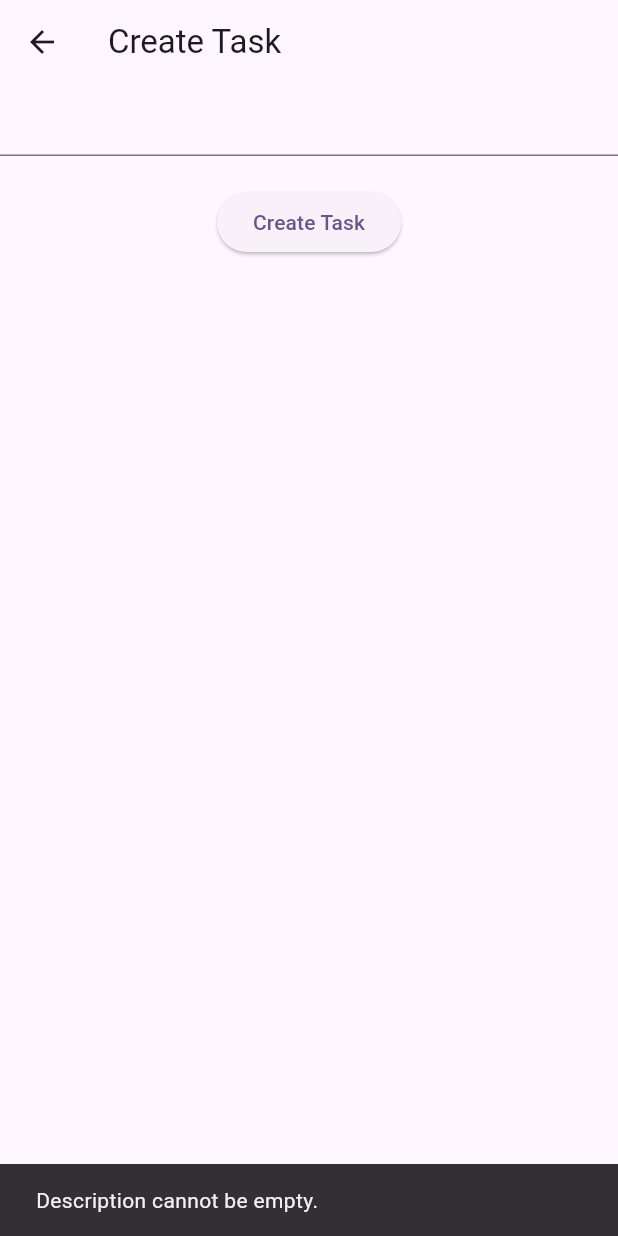
After one commit to MuhammadAliKust/Ihtesham-API, a Flutter app: the CreateTaskView screen opened directly, after a tap on "Create Task", on a phone screen of 412 x 824 dp. The commit adds this screen. Run offline on Flutter 3.47's test engine with Material 3 defaults, Android fonts, the phone set to English and light mode, and no system bars.

Commit message:
Create Task, Get All Task Done

```diff
--- a/lib/main.dart
+++ b/lib/main.dart
@@ -1,8 +1,12 @@
 import 'package:flutter/material.dart';
+import 'package:ihtesham_project/provider/token.dart';
 import 'package:ihtesham_project/views/login.dart';
+import 'package:provider/provider.dart';
 
 void main() {
-  runApp(const MyApp());
+  runApp(MultiProvider(
+      providers: [ChangeNotifierProvider(create: (context) => TokenProvider())],
+      child: const MyApp()));
 }
 
 class MyApp extends StatelessWidget {
--- /dev/null
+++ b/lib/provider/token.dart
@@ -0,0 +1,12 @@
+import 'package:flutter/widgets.dart';
+
+class TokenProvider extends ChangeNotifier {
+  String _token = "";
+
+  void setToken(String val) {
+    _token = val;
+    notifyListeners();
+  }
+
+  String getToken() => _token;
+}
--- a/lib/services/task.dart
+++ b/lib/services/task.dart
@@ -1,11 +1,12 @@
 import 'dart:convert';
+import 'dart:developer';
 
 import 'package:ihtesham_project/models/task.dart';
 import 'package:http/http.dart' as http;
 import 'package:ihtesham_project/models/task_listing.dart';
 
 class TaskServices {
-  String baseURL = "";
+  String baseURL = "https://todo-nu-plum-19.vercel.app";
 
   ///Create Task
   Future<TaskModel> crateTask(
@@ -30,13 +31,15 @@ class TaskServices {
     try {
       http.Response response = await http.get(Uri.parse('$baseURL/todos/get'),
           headers: {'Authorization': token});
-
+      log(response.statusCode.toString());
       if (response.statusCode == 200 || response.statusCode == 201) {
+        log(response.body.toString());
         return TaskListingModel.fromJson(jsonDecode(response.body));
       } else {
         throw response.reasonPhrase.toString();
       }
     } catch (e) {
+
       throw e.toString();
     }
   }
--- /dev/null
+++ b/lib/views/create_task.dart
@@ -0,0 +1,82 @@
+import 'package:flutter/material.dart';
+import 'package:ihtesham_project/provider/token.dart';
+import 'package:ihtesham_project/services/task.dart';
+import 'package:ihtesham_project/views/get_all_task.dart';
+import 'package:provider/provider.dart';
+
+class CreateTaskView extends StatefulWidget {
+  const CreateTaskView({super.key});
+
+  @override
+  State<CreateTaskView> createState() => _CreateTaskViewState();
+}
+
+class _CreateTaskViewState extends State<CreateTaskView> {
+  TextEditingController descriptionController = TextEditingController();
+  bool isLoading = false;
+
+  @override
+  Widget build(BuildContext context) {
+    var tokenProvider = Provider.of<TokenProvider>(context);
+    return Scaffold(
+      appBar: AppBar(
+        title: Text("Create Task"),
+      ),
+      body: Column(
+        children: [
+          TextField(
+            controller: descriptionController,
+          ),
+          SizedBox(
+            height: 20,
+          ),
+          isLoading
+              ? Center(
+                  child: CircularProgressIndicator(),
+                )
+              : ElevatedButton(
+                  onPressed: () async {
+                    if (descriptionController.text.isEmpty) {
+                      ScaffoldMessenger.of(context).showSnackBar(SnackBar(
+                          content: Text("Description cannot be empty.")));
+                      return;
+                    }
+                    isLoading = true;
+                    setState(() {});
+                    try {
+                      await TaskServices()
+                          .crateTask(
+                              token: tokenProvider.getToken(),
+                              description: descriptionController.text)
+                          .then((val) {
+                        isLoading = false;
+                        setState(() {});
+                        showDialog(
+                            context: context,
+                            builder: (context) {
+                              return AlertDialog(
+                                title: Text("Message"),
+                                content:
+                                    Text("Task has been created successfully"),
+                                actions: [
+                                  TextButton(
+                                      onPressed: () {
+                                        Navigator.push(context, MaterialPageRoute(builder: (context)=>GetAllTaskView()));
+                                      }, child: Text("Okay"))
+                                ],
+                              );
+                            });
+                      });
+                    } catch (e) {
+                      isLoading = false;
+                      setState(() {});
+                      ScaffoldMessenger.of(context)
+                          .showSnackBar(SnackBar(content: Text(e.toString())));
+                    }
+                  },
+                  child: Text("Create Task"))
+        ],
+      ),
+    );
+  }
+}
--- a/pubspec.yaml
+++ b/pubspec.yaml
@@ -35,6 +35,7 @@ dependencies:
   # Use with the CupertinoIcons class for iOS style icons.
   cupertino_icons: ^1.0.8
   http: ^1.4.0
+  provider: ^6.1.5
 
 dev_dependencies:
   flutter_test:
```
Also changed, not shown: lib/models/task_listing.dart (+6 -34 lines), lib/views/get_all_task.dart (added, +46 -0 lines), lib/views/login.dart (+7 -2 lines), pubspec.lock.
